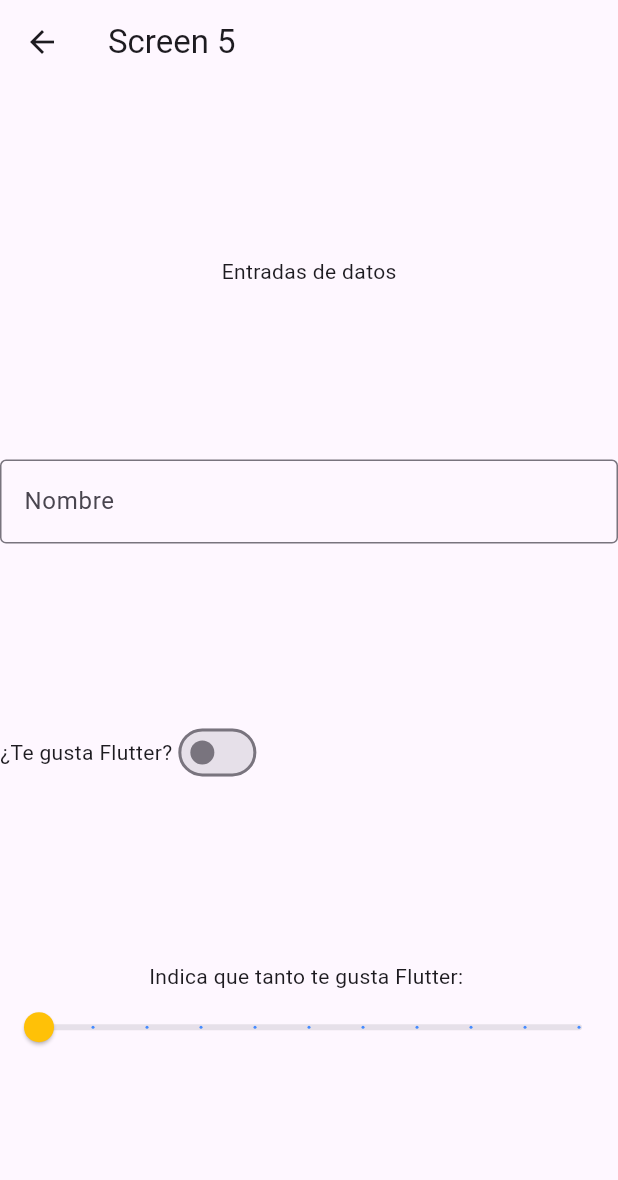
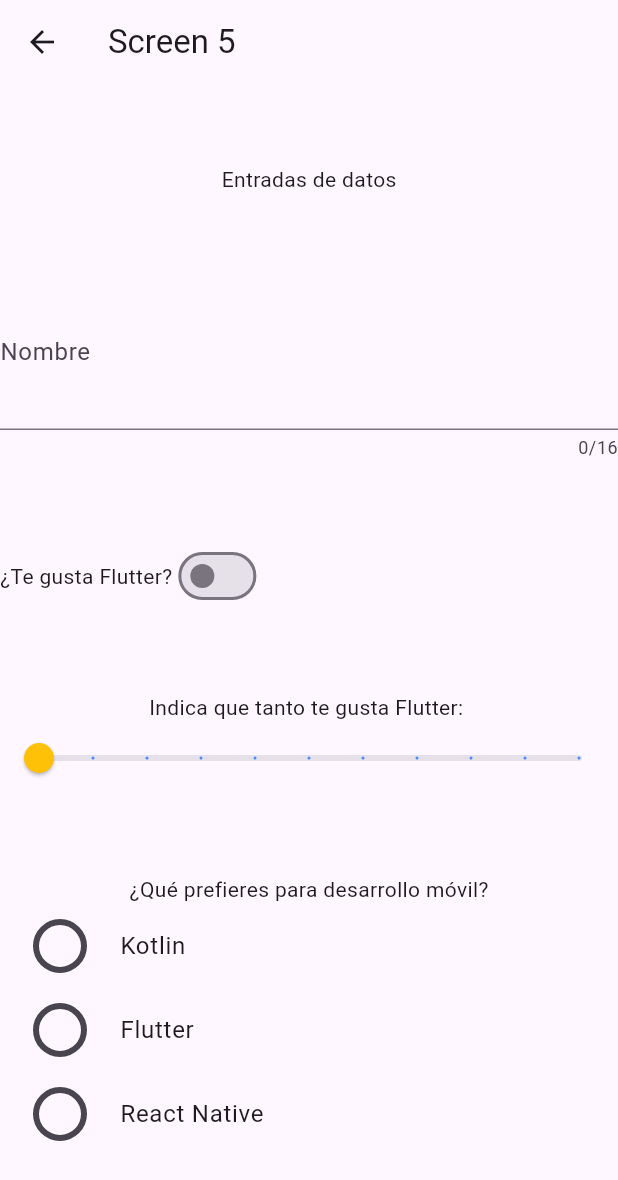
Before and after one commit to Francisco-Javier95/Flutter_primer_aplicacion, a Flutter app: the Screen5 screen opened directly, on a phone screen of 412 x 824 dp. Shown: the top 1180 px of the screen. Run offline on Flutter 3.47's test engine with Material 3 defaults, Android fonts, the phone set to English and light mode, and no system bars.

Commit message:
Radio button

```diff
--- a/lib/screens/screen5.dart
+++ b/lib/screens/screen5.dart
@@ -12,6 +12,7 @@ class _Screen5State extends State<Screen5>{
   bool _switchValue = false;
   double _sliderValue = 0.0;
   TextEditingController _textController = TextEditingController();
+  int radioValue = 0;
 
   @override
   Widget build(BuildContext context) {
@@ -24,7 +25,8 @@ class _Screen5State extends State<Screen5>{
           // Llamadas a los widgets de entrada de datos
           _entradaTexto(),
           _entradaSwitch(),
-          _entradaSlider()
+          _entradaSlider(),
+          _entradaRadio()
         ],
       )
     );
@@ -33,10 +35,14 @@ class _Screen5State extends State<Screen5>{
   TextField _entradaTexto() {
     return TextField(
       controller: _textController,
+      obscureText: false,
+      // obscuringCharacter: '!',
+      maxLength: 16,
+      maxLines: 3,
       decoration: InputDecoration(
         labelText: 'Nombre',
         hintText: 'Ingresa tu nombre',
-        border: OutlineInputBorder()
+        border: UnderlineInputBorder()
       ),
       onChanged: (value) {
         print('Valor el TextField $value');
@@ -84,4 +90,66 @@ class _Screen5State extends State<Screen5>{
     );
   }
 
+  Column _entradaRadio(){
+
+    final ListTile kotlin = ListTile(
+      title: const Text('Kotlin'),
+      leading: Transform.scale(
+        scale: 2.0,
+        child: Radio(
+          value: 1,
+          groupValue: radioValue,
+          onChanged: (value){
+            setState(() {
+              radioValue = value!;
+              print('Selección del botón Radio $radioValue');
+            });
+          }
+        )
+      )
+    );
+
+    final ListTile flutter = ListTile(
+      title: const Text('Flutter'),
+      leading: Transform.scale(
+        scale: 2.0,
+        child: Radio(
+          value: 2,
+          groupValue: radioValue,
+          onChanged: (value){
+            setState(() {
+              radioValue = value!;
+              print('Selección del botón Radio $radioValue');
+            });
+          }
+        )
+      )
+    );
+
+    final ListTile reactNative = ListTile(
+      title: const Text('React Native'),
+      leading: Transform.scale(
+        scale: 2.0,
+        child: Radio(
+          value: 3,
+          groupValue: radioValue,
+          onChanged: (value){
+            setState(() {
+              radioValue = value!;
+              print('Selección del botón Radio $radioValue');
+            });
+          }
+        )
+      )
+    );
+
+    return Column(
+      children: [
+        Text('¿Qué prefieres para desarrollo móvil?'),
+        kotlin,
+        flutter,
+        reactNative
+      ]
+    );
+  }
 }
```
